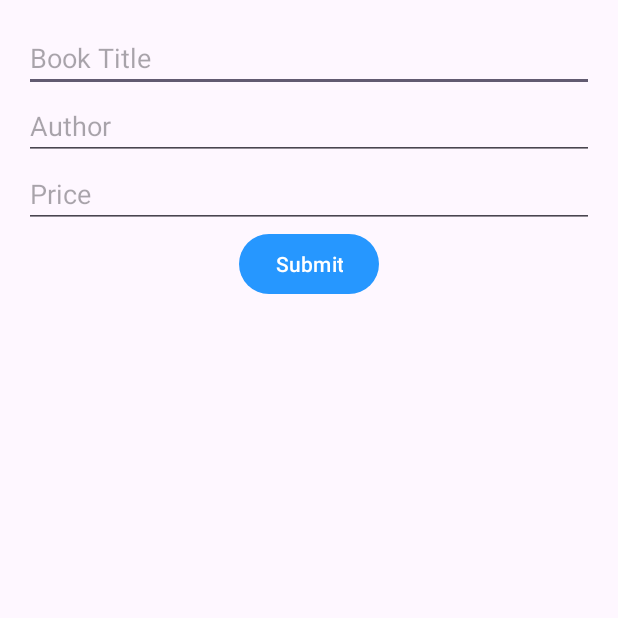
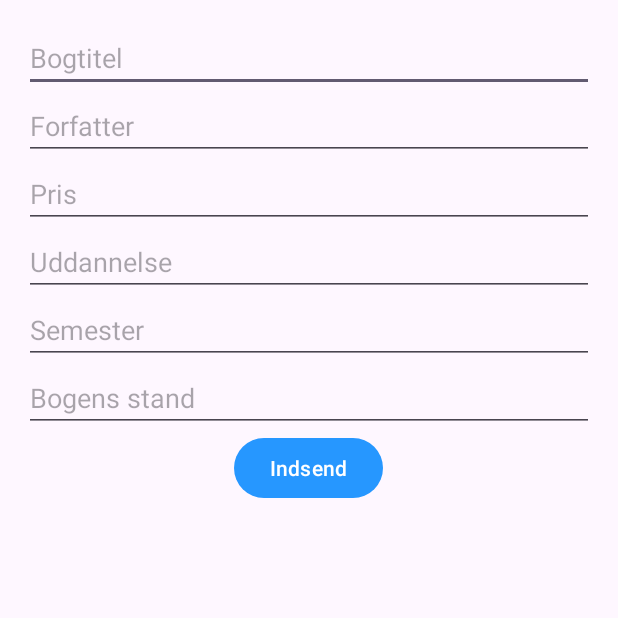
Before and after one commit to SorenNygaard/AndroidApp, an Android app: the SellBookActivity screen opened directly, with no data from a screen before it, on a phone screen of 412 x 824 dp, the top half of it. Run offline under Robolectric (Android 15) with nearby library versions, the phone set to English and light mode, and no system bars; our stand-ins replace Firebase (no records; nobody signed in at launch, a user with empty details on screens opened directly).

Commit message:
Ændringer så det står på dansk, når man sælger en bog, og det fremgår på dansk i databasen også.

```diff
--- a/app/build.gradle.kts
+++ b/app/build.gradle.kts
@@ -29,6 +29,7 @@ android {
     }
 }
 
+
 dependencies {
     implementation("androidx.appcompat:appcompat:1.6.1")
     implementation("com.google.android.material:material:1.11.0")
@@ -38,6 +39,7 @@ dependencies {
     implementation("com.google.firebase:firebase-firestore")
     implementation("com.google.firebase:firebase-database:20.3.1")
     implementation("com.google.firebase:firebase-database:20.0.3")
+    implementation("com.google.firebase:firebase-auth:22.3.1")
     testImplementation("junit:junit:4.13.2")
     androidTestImplementation("androidx.test.ext:junit:1.1.5")
     androidTestImplementation("androidx.test.espresso:espresso-core:3.5.1")
--- a/app/src/main/java/com/example/projekt/SellBookActivity.java
+++ b/app/src/main/java/com/example/projekt/SellBookActivity.java
@@ -13,10 +13,9 @@ import com.google.firebase.database.FirebaseDatabase;
 
 public class SellBookActivity extends AppCompatActivity {
 
-    EditText editTextTitle, editTextAuthor, editTextPrice;
-    Button btnSubmit;
+    EditText editTextTitel, editTextForfatter, editTextPris, editTextUddannelse, editTextSemester, editTextStand;
+    Button btnIndsend;
 
-    // Firebase Realtime Database URL for the Europe West (europe-west1) region
     private static final String FIREBASE_DATABASE_URL = "https://projekt-50207-default-rtdb.europe-west1.firebasedatabase.app/";
 
     @Override
@@ -24,12 +23,15 @@ public class SellBookActivity extends AppCompatActivity {
         super.onCreate(savedInstanceState);
         setContentView(R.layout.activity_sell_book);
 
-        editTextTitle = findViewById(R.id.editTextTitle);
-        editTextAuthor = findViewById(R.id.editTextAuthor);
-        editTextPrice = findViewById(R.id.editTextPrice);
-        btnSubmit = findViewById(R.id.btnSubmit);
+        editTextTitel = findViewById(R.id.editTextTitel);
+        editTextForfatter = findViewById(R.id.editTextForfatter);
+        editTextPris = findViewById(R.id.editTextPris);
+        editTextUddannelse = findViewById(R.id.editTextUddannelse);
+        editTextSemester = findViewById(R.id.editTextSemester);
+        editTextStand = findViewById(R.id.editTextStand);
+        btnIndsend = findViewById(R.id.btnIndsend);
 
-        btnSubmit.setOnClickListener(new View.OnClickListener() {
+        btnIndsend.setOnClickListener(new View.OnClickListener() {
             @Override
             public void onClick(View v) {
                 submitBook();
@@ -38,43 +40,48 @@ public class SellBookActivity extends AppCompatActivity {
     }
 
     private void submitBook() {
-        String title = editTextTitle.getText().toString().trim();
-        String author = editTextAuthor.getText().toString().trim();
-        String priceText = editTextPrice.getText().toString().trim();
+        String titel = editTextTitel.getText().toString().trim();
+        String forfatter = editTextForfatter.getText().toString().trim();
+        String prisText = editTextPris.getText().toString().trim();
+        String uddannelse = editTextUddannelse.getText().toString().trim();
+        String semester = editTextSemester.getText().toString().trim();
+        String stand = editTextStand.getText().toString().trim();
 
-        if (title.isEmpty() || author.isEmpty() || priceText.isEmpty()) {
-            Toast.makeText(this, "Please fill all fields", Toast.LENGTH_SHORT).show();
+        if (titel.isEmpty() || forfatter.isEmpty() || prisText.isEmpty() || uddannelse.isEmpty() || semester.isEmpty() || stand.isEmpty()) {
+            Toast.makeText(this, "Udfyld venligst alle felter", Toast.LENGTH_SHORT).show();
             return;
         }
 
-        double price;
+        double pris;
         try {
-            price = Double.parseDouble(priceText);
+            pris = Double.parseDouble(prisText);
         } catch (NumberFormatException e) {
-            Toast.makeText(this, "Invalid price format", Toast.LENGTH_SHORT).show();
+            Toast.makeText(this, "Ugyldigt prisformat", Toast.LENGTH_SHORT).show();
             return;
         }
 
-        // Getting the Firebase database instance with specific URL
-        DatabaseReference databaseReference = FirebaseDatabase.getInstance(FIREBASE_DATABASE_URL).getReference("books");
-        Book book = new Book(title, author, price);
-        databaseReference.push().setValue(book)
-                .addOnSuccessListener(aVoid -> Toast.makeText(SellBookActivity.this, "Book added successfully", Toast.LENGTH_LONG).show())
-                .addOnFailureListener(e -> Toast.makeText(SellBookActivity.this, "Failed to add book", Toast.LENGTH_LONG).show());
+        DatabaseReference databaseReference = FirebaseDatabase.getInstance(FIREBASE_DATABASE_URL).getReference("bøger");
+        Bog bog = new Bog(titel, forfatter, pris, uddannelse, semester, stand);
+        databaseReference.push().setValue(bog)
+                .addOnSuccessListener(aVoid -> Toast.makeText(SellBookActivity.this, "Bog tilføjet succesfuldt", Toast.LENGTH_LONG).show())
+                .addOnFailureListener(e -> Toast.makeText(SellBookActivity.this, "Det lykkedes ikke at tilføje bogen", Toast.LENGTH_LONG).show());
     }
 
-    public static class Book {
-        public String title, author;
-        public double price;
+    public static class Bog {
+        public String titel, forfatter, uddannelse, semester, stand;
+        public double pris;
 
-        public Book() {
-            // Default constructor required for calls to DataSnapshot.getValue(Book.class)
+        public Bog() {
+            // Default constructor required for Firebase
         }
 
-        public Book(String title, String author, double price) {
-            this.title = title;
-            this.author = author;
-            this.price = price;
+        public Bog(String titel, String forfatter, double pris, String uddannelse, String semester, String stand) {
+            this.titel = titel;
+            this.forfatter = forfatter;
+            this.pris = pris;
+            this.uddannelse = uddannelse;
+            this.semester = semester;
+            this.stand = stand;
         }
     }
 }
--- a/app/src/main/res/layout/activity_sell_book.xml
+++ b/app/src/main/res/layout/activity_sell_book.xml
@@ -6,30 +6,51 @@
     android:padding="16dp">
 
     <EditText
-        android:id="@+id/editTextTitle"
+        android:id="@+id/editTextTitel"
         android:layout_width="match_parent"
         android:layout_height="wrap_content"
-        android:hint="Book Title"
+        android:hint="Bogtitel"
         android:inputType="text"/>
 
     <EditText
-        android:id="@+id/editTextAuthor"
+        android:id="@+id/editTextForfatter"
         android:layout_width="match_parent"
         android:layout_height="wrap_content"
-        android:hint="Author"
+        android:hint="Forfatter"
         android:inputType="text"/>
 
     <EditText
-        android:id="@+id/editTextPrice"
+        android:id="@+id/editTextPris"
         android:layout_width="match_parent"
         android:layout_height="wrap_content"
-        android:hint="Price"
+        android:hint="Pris"
         android:inputType="numberDecimal"/>
 
+    <EditText
+        android:id="@+id/editTextUddannelse"
+        android:layout_width="match_parent"
+        android:layout_height="wrap_content"
+        android:hint="Uddannelse"
+        android:inputType="text"/>
+
+    <EditText
+        android:id="@+id/editTextSemester"
+        android:layout_width="match_parent"
+        android:layout_height="wrap_content"
+        android:hint="Semester"
+        android:inputType="number"/>
+
+    <EditText
+        android:id="@+id/editTextStand"
+        android:layout_width="match_parent"
+        android:layout_height="wrap_content"
+        android:hint="Bogens stand"
+        android:inputType="text"/>
+
     <Button
-        android:id="@+id/btnSubmit"
+        android:id="@+id/btnIndsend"
         android:layout_width="wrap_content"
         android:layout_height="wrap_content"
-        android:text="Submit"
+        android:text="Indsend"
         android:layout_gravity="center_horizontal"/>
 </LinearLayout>
```
Also changed, not shown: app/src/main/AndroidManifest.xml (+16 -18 lines).
